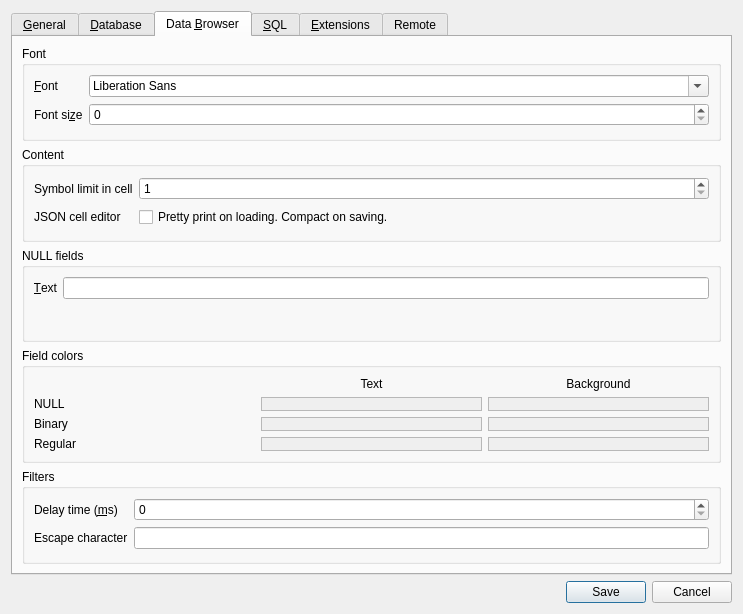
Above: src/PreferencesDialog.ui from sqlitebrowser/sqlitebrowser before the change. Below: the same form after it.
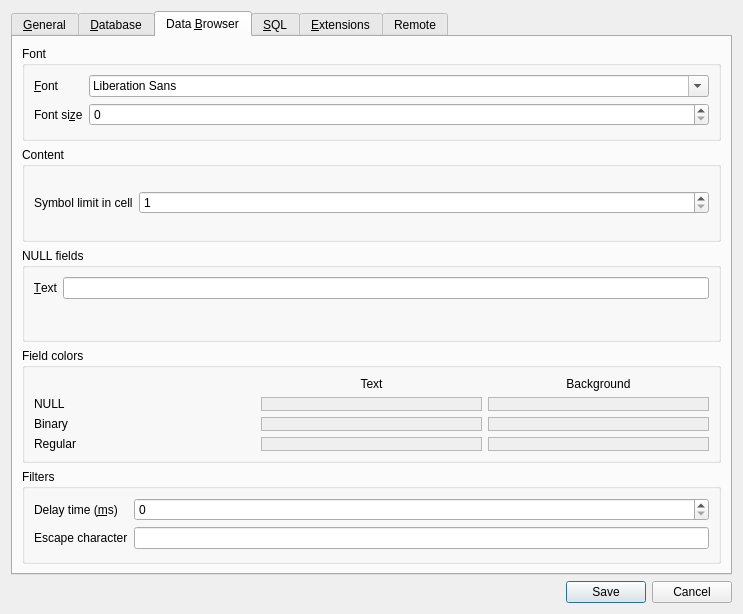
That is the form after the change. The open tabs and pages were chosen to show the change. Icons and pictures are not drawn. Custom widgets are drawn as their Qt base class.

Commit message:
Indent/Compact setting moved to Cell Editor
Removed the related check box in the Preferences Dialog. A new checkable
tool-button with icon from the Silk collection. When checked, the
indent-on-loading and compact-on-saving feature is enabled. When widget
is destroyed, the setting value is saved from this button state.

Currently it is only usable in the JSON mode, but could be reused in XML
and any other future modes.

See issue #1173.

Some tooltips in the Edit Dialog have been corrected, since it is not only
used for text.

```diff
--- a/src/PreferencesDialog.ui
+++ b/src/PreferencesDialog.ui
@@ -445,20 +445,6 @@
               </property>
              </widget>
             </item>
-            <item row="1" column="1">
-             <widget class="QCheckBox" name="checkIndentCompact">
-              <property name="text">
-               <string>Pretty print on loading. Compact on saving.</string>
-              </property>
-             </widget>
-            </item>
-            <item row="1" column="0">
-             <widget class="QLabel" name="label_24">
-              <property name="text">
-               <string>JSON cell editor</string>
-              </property>
-             </widget>
-            </item>
            </layout>
           </widget>
          </item>
```
The commit also changes 6 other files.
